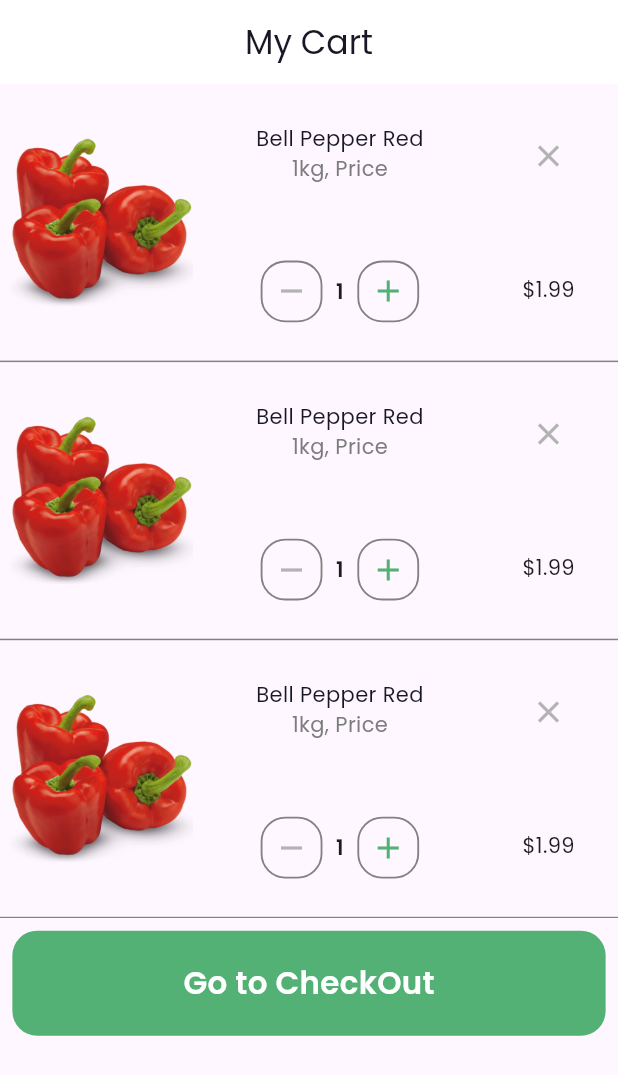
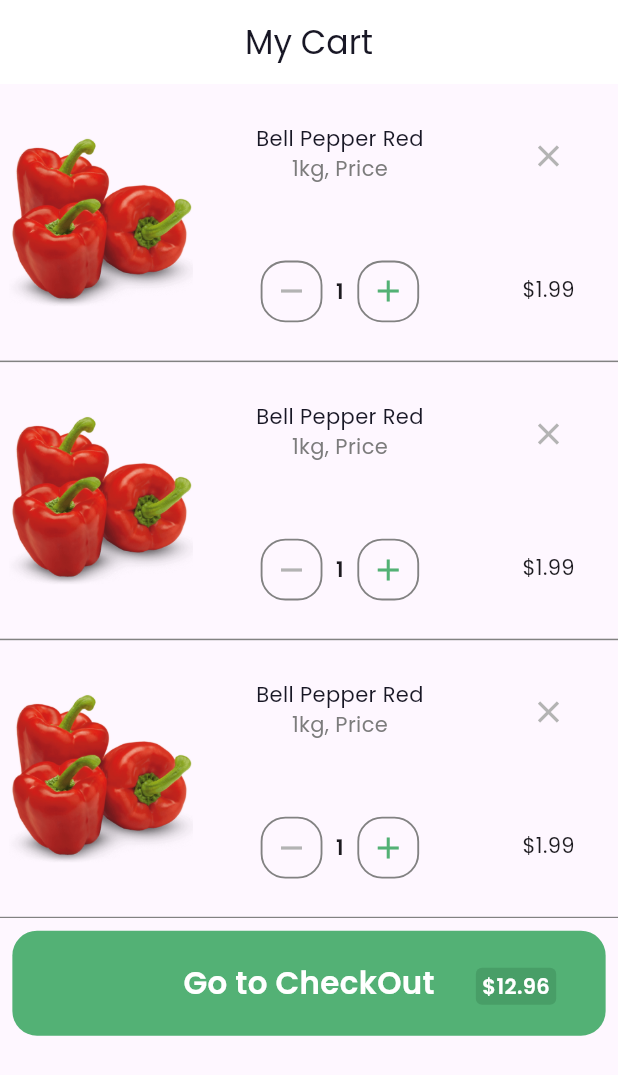
Before and after one commit to shibii787/nectar_project1, a Flutter app: the CartPage screen opened directly, on a phone screen of 412 x 824 dp. Shown: the top 1075 px of the screen. Run offline on Flutter 3.47's test engine with Material 3 defaults, Android fonts, the phone set to English and light mode, and no system bars; our stand-ins replace carousel_slider, cloud_firestore, country_code_picker, firebase_auth, firebase_core, firebase_storage and 11 more; missing offline and left inert: animated_rating_stars, flutter_flip_card; accounts and stored records are empty.

Commit message:
checkout con change

```diff
--- a/lib/app_body/cart_page.dart
+++ b/lib/app_body/cart_page.dart
@@ -332,7 +332,9 @@ class _CartPageState extends State<CartPage> {
                     },
                   );
                 },
-              child: Container(
+              child: Stack(
+                children: [
+                  Container(
                     height: w*0.17,
                     width: w*1,
                     decoration: BoxDecoration(
@@ -346,6 +348,25 @@ class _CartPageState extends State<CartPage> {
                           fontWeight: FontWeight.w600
                       ),)),
                   ),
+                  Positioned(
+                    top: w*0.06,
+                    right: w*0.08,
+                      child: Container(
+                    height: w*0.06,
+                    width: w*0.13,
+                    decoration: BoxDecoration(
+                      color:theColors.fourteen,
+                      borderRadius: BorderRadius.circular(w*0.01)
+                    ),
+                        child: Center(
+                          child: Text("\$12.96",style: TextStyle(
+                            color: theColors.primaryColor,
+                           fontWeight: FontWeight.w600
+                          ),),
+                        ),
+                  ))
+                ]
+              ),
             ),
           )
         ],
--- a/lib/core/common/colors.dart
+++ b/lib/core/common/colors.dart
@@ -14,4 +14,5 @@ static const tenth=Color(0xff7C7C7C);//sub texts
 static const eleventh=Color(0xff828282);
 static const twelfth=Color(0xffE2E2E2); //borders
 static const thirteen=Color(0xffFF0000); //borders
+static const fourteen=Color(0xff489E67); //total box
 }
--- a/lib/main.dart
+++ b/lib/main.dart
@@ -62,7 +62,7 @@ class MyApp extends StatelessWidget {
             textTheme: GoogleFonts.poppinsTextTheme()
         ),
         debugShowCheckedModeBanner: false,
-        home: splashscreen(),
+        home: CartPage(),
       ),
     );
   }
```
Lines whose indentation alone changed are shown as unchanged.
